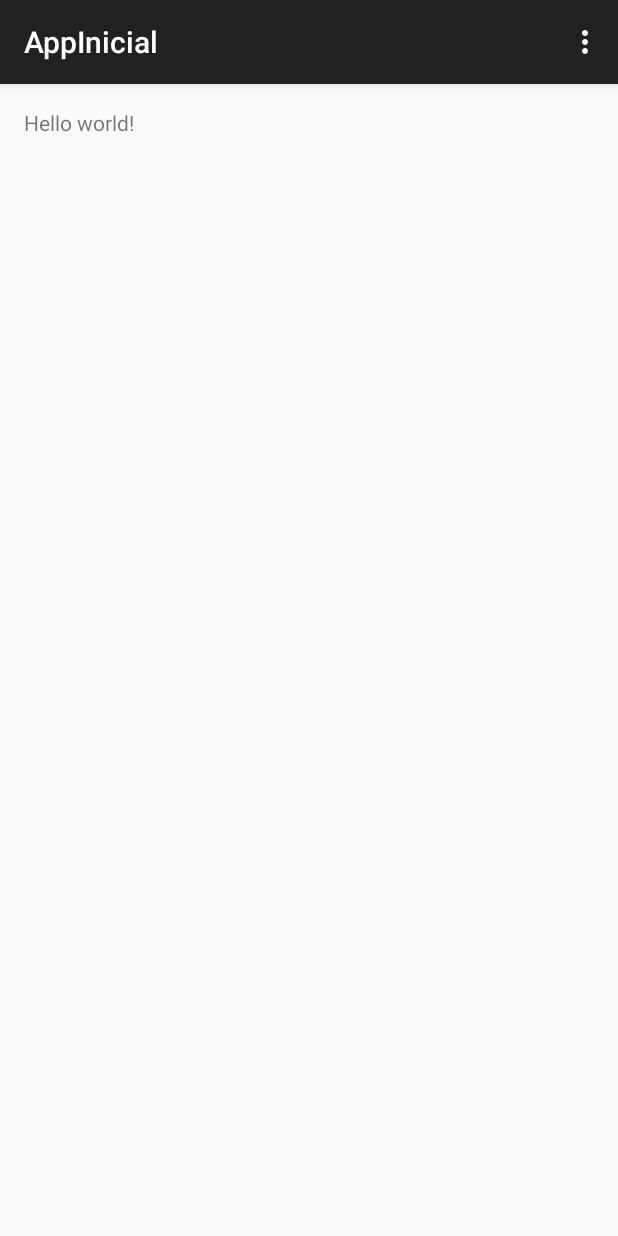
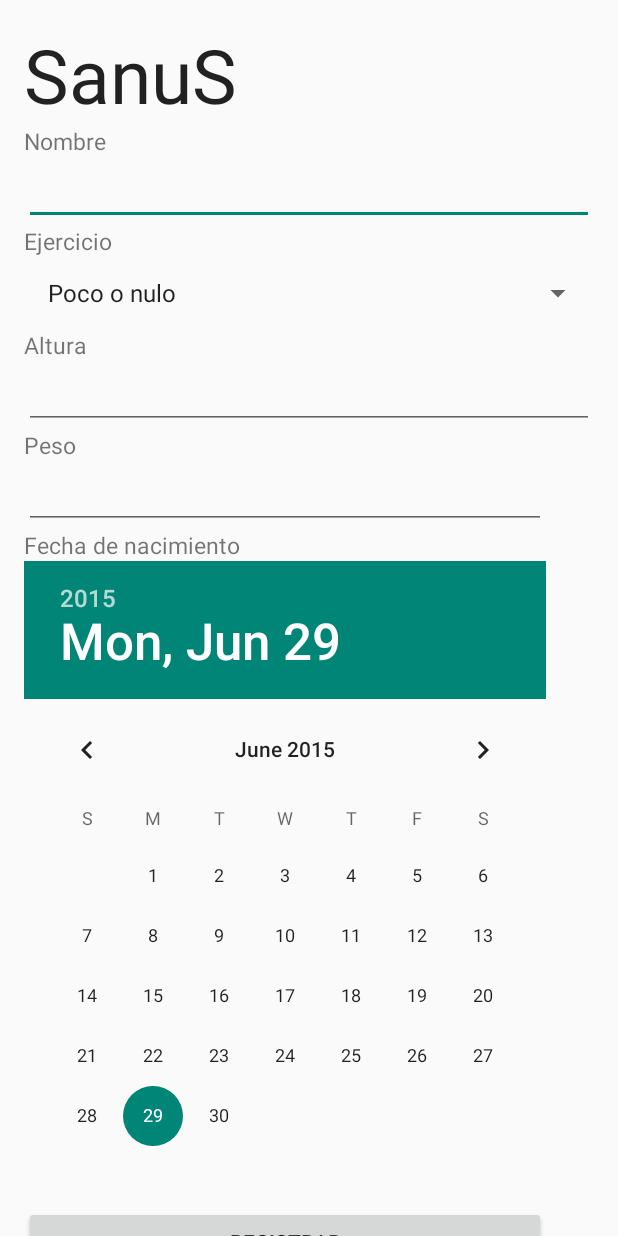
Before and after one commit to samsax/sanuspruebas, an Android app: the screen it shows after launch (inicio), on a phone screen of 412 x 824 dp. Run offline under Robolectric (Android 15) with nearby library versions, the phone set to English and light mode, and no system bars.

Commit message:
formulario registro

```diff
--- a/app/src/main/AndroidManifest.xml
+++ b/app/src/main/AndroidManifest.xml
@@ -1,15 +1,15 @@
 <?xml version="1.0" encoding="utf-8"?>
 <manifest xmlns:android="http://schemas.android.com/apk/res/android"
-    package="com.sanus.appinicial" >
+    package="com.sanus.appinicial">
 
     <application
         android:allowBackup="true"
         android:icon="@mipmap/ic_launcher"
         android:label="@string/app_name"
-        android:theme="@style/AppTheme" >
+        android:theme="@style/AppTheme">
         <activity
             android:name=".inicio"
-            android:label="@string/app_name" >
+            android:label="@string/app_name">
             <intent-filter>
                 <action android:name="android.intent.action.MAIN" />
 
--- a/app/src/main/java/com/sanus/appinicial/inicio.java
+++ b/app/src/main/java/com/sanus/appinicial/inicio.java
@@ -1,20 +1,39 @@
 package com.sanus.appinicial;
 
+import android.app.Activity;
 import android.support.v7.app.ActionBarActivity;
 import android.os.Bundle;
 import android.view.Menu;
 import android.view.MenuItem;
+import android.widget.ArrayAdapter;
+import android.widget.ListView;
+import android.widget.Spinner;
+
+import java.util.ArrayList;
 
 
-public class inicio extends ActionBarActivity {
+public class inicio extends Activity {
+
+
 
     @Override
     protected void onCreate(Bundle savedInstanceState) {
         super.onCreate(savedInstanceState);
         setContentView(R.layout.activity_inicio);
+        Spinner listview = (Spinner) findViewById(R.id.ejecicio);
+        String[] values = new String[] { "Poco o nulo", "Medio", "Alto rendimiento"};
+        ArrayAdapter<String> adapter = new ArrayAdapter<String>(this,
+                android.R.layout.simple_list_item_1, android.R.id.text1, values);
+        listview.setAdapter(adapter);
+        final ArrayList<String> list = new ArrayList<String>();
+        for (int i = 0; i < values.length; ++i) {
+            list.add(values[i]);
+        }
     }
 
-    @Override
+
+
+        @Override
     public boolean onCreateOptionsMenu(Menu menu) {
         // Inflate the menu; this adds items to the action bar if it is present.
         getMenuInflater().inflate(R.menu.menu_inicio, menu);
@@ -35,4 +54,8 @@ public class inicio extends ActionBarActivity {
 
         return super.onOptionsItemSelected(item);
     }
+
+    public boolean isCancelled() {
+        return true;
+    }
 }
--- a/app/src/main/res/layout/activity_inicio.xml
+++ b/app/src/main/res/layout/activity_inicio.xml
@@ -1,11 +1,182 @@
-<RelativeLayout xmlns:android="http://schemas.android.com/apk/res/android"
-    xmlns:tools="http://schemas.android.com/tools" android:layout_width="match_parent"
-    android:layout_height="match_parent" android:paddingLeft="@dimen/activity_horizontal_margin"
-    android:paddingRight="@dimen/activity_horizontal_margin"
-    android:paddingTop="@dimen/activity_vertical_margin"
-    android:paddingBottom="@dimen/activity_vertical_margin" tools:context=".inicio">
+<ScrollView xmlns:android="http://schemas.android.com/apk/res/android"
+    xmlns:tools="http://schemas.android.com/tools"
+    android:layout_width="match_parent"
+    android:layout_height="match_parent"
+    >
+    <TableLayout
+        android:layout_width="match_parent"
+        android:layout_height="match_parent"
+        android:paddingLeft="@dimen/activity_horizontal_margin"
+        android:paddingRight="@dimen/activity_horizontal_margin"
+        android:paddingTop="@dimen/activity_vertical_margin"
+        android:paddingBottom="@dimen/activity_vertical_margin"
+        tools:context=".inicio">
+    <TableRow
+        android:layout_width="match_parent"
+        android:layout_height="match_parent">
 
-    <TextView android:text="@string/hello_world" android:layout_width="wrap_content"
-        android:layout_height="wrap_content" />
+        <TextView
+                android:layout_width="wrap_content"
+                android:layout_height="wrap_content"
+                android:textAppearance="?android:attr/textAppearanceLarge"
+                android:text="@string/AppNombre"
+                android:id="@+id/textView"
+                android:layout_alignParentTop="true"
+                android:layout_alignParentRight="true"
+                android:layout_alignParentEnd="true"
+                android:layout_alignParentLeft="true"
+                android:layout_alignParentStart="true"
+                android:textSize="50sp"
+                android:textAlignment="inherit"
+            android:layout_column="0" />
 
-</RelativeLayout>
+    </TableRow>
+
+    <TableRow
+        android:layout_width="match_parent"
+        android:layout_height="match_parent">
+
+        <TextView
+            android:layout_width="wrap_content"
+            android:layout_height="wrap_content"
+            android:text="@string/Nombre"
+            android:id="@+id/textView2"
+            android:layout_column="0"
+            android:textSize="15sp" />
+    </TableRow>
+
+    <EditText
+        android:layout_width="wrap_content"
+        android:layout_height="wrap_content"
+        android:inputType="textPersonName"
+        android:ems="10"
+        android:id="@+id/nombre"
+        android:layout_below="@+id/textView"
+        android:layout_alignParentLeft="true"
+        android:layout_alignParentStart="true"
+        android:layout_alignParentRight="true"
+        android:layout_alignParentEnd="true" />
+
+
+    <TableRow
+        android:layout_width="match_parent"
+        android:layout_height="match_parent">
+
+        <TextView
+            android:layout_width="wrap_content"
+            android:layout_height="wrap_content"
+            android:text="@string/Ejercicio"
+            android:id="@+id/textView3"
+            android:layout_column="0"
+            android:textSize="15sp" />
+    </TableRow>
+
+    <Spinner
+            android:layout_width="wrap_content"
+            android:layout_height="wrap_content"
+            android:id="@+id/ejecicio"
+            />
+
+
+    <TableRow
+        android:layout_width="match_parent"
+        android:layout_height="match_parent">
+
+        <TextView
+            android:layout_width="wrap_content"
+            android:layout_height="wrap_content"
+            android:text="@string/Altura"
+            android:id="@+id/textView4"
+            android:layout_column="0"
+            android:textSize="15sp" />
+    </TableRow>
+
+    <EditText
+        android:layout_width="wrap_content"
+        android:layout_height="wrap_content"
+        android:inputType="numberDecimal"
+        android:ems="10"
+        android:id="@+id/altura"
+        android:layout_above="@+id/nacimiento"
+        android:layout_alignParentLeft="true"
+        android:layout_alignParentStart="true"
+        android:layout_alignParentRight="true"
+        android:layout_alignParentEnd="true" />
+
+        <TableRow
+            android:layout_width="match_parent"
+            android:layout_height="match_parent">
+
+            <TextView
+                android:layout_width="wrap_content"
+                android:layout_height="wrap_content"
+                android:text="@string/Peso"
+                android:id="@+id/textView6"
+                android:layout_column="0"
+                android:textSize="15sp" />
+        </TableRow>
+
+        <TableRow
+            android:layout_width="match_parent"
+            android:layout_height="match_parent">
+
+            <EditText
+                android:layout_width="wrap_content"
+                android:layout_height="wrap_content"
+                android:inputType="numberDecimal"
+                android:ems="10"
+                android:id="@+id/editText"
+                android:layout_above="@+id/nacimiento"
+                android:layout_alignParentLeft="true"
+                android:layout_alignParentStart="true"
+                android:layout_alignParentRight="true"
+                android:layout_alignParentEnd="true"
+                android:layout_column="0" />
+        </TableRow>
+
+        <TableRow
+        android:layout_width="match_parent"
+        android:layout_height="match_parent">
+
+        <TextView
+            android:layout_width="wrap_content"
+            android:layout_height="wrap_content"
+            android:text="@string/Nacimiento"
+            android:id="@+id/textView5"
+            android:layout_column="0"
+            android:textSize="15sp" />
+    </TableRow>
+
+    <TableRow
+        android:layout_width="wrap_content"
+        android:layout_height="wrap_content">
+
+        <DatePicker
+            android:layout_width="match_parent"
+            android:layout_height="match_parent"
+            android:id="@+id/datePicker"
+            android:layout_column="0" />
+    </TableRow>
+
+    <TableRow
+        android:layout_width="wrap_content"
+        android:layout_height="wrap_content">
+
+        <Button
+            android:layout_width="wrap_content"
+            android:layout_height="wrap_content"
+            android:text="@string/Registrar"
+            android:id="@+id/button"
+            android:layout_alignParentBottom="true"
+            android:layout_centerHorizontal="true"
+            android:layout_column="0" />
+
+    </TableRow>
+
+    <TableRow
+        android:layout_width="match_parent"
+        android:layout_height="match_parent">
+
+    </TableRow>
+    </TableLayout>
+</ScrollView>
--- a/app/src/main/res/values/strings.xml
+++ b/app/src/main/res/values/strings.xml
@@ -3,4 +3,11 @@
 
     <string name="hello_world">Hello world!</string>
     <string name="action_settings">Settings</string>
+    <string name="Registrar">Registrar</string>
+    <string name="AppNombre">SanuS</string>
+    <string name="Altura">Altura</string>
+    <string name="Nombre">Nombre</string>
+    <string name="Ejercicio">Ejercicio</string>
+    <string name="Peso">Peso</string>
+    <string name="Nacimiento">Fecha de nacimiento</string>
 </resources>
```
Also changed, not shown: app/src/main/res/menu/menu_inicio.xml (+7 -3 lines), 1 other file.
